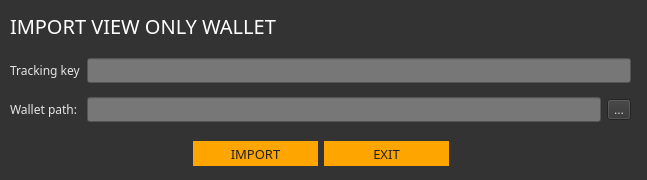
Qt form src/gui/ui/importtracking.ui (ConcealNetwork/conceal-desktop) before a commit.
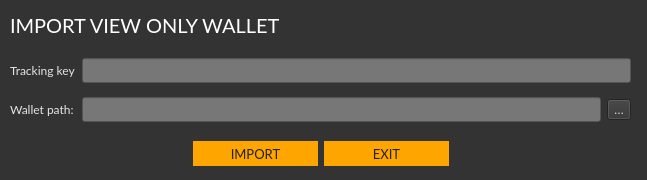
The same form after that commit.

The edit to the form file:
```diff
--- a/src/gui/ui/importtracking.ui
+++ b/src/gui/ui/importtracking.ui
@@ -30,7 +30,7 @@
      <widget class="QLabel" name="label_2">
       <property name="font">
        <font>
-        <family>Poppins</family>
+        <family>Lato</family>
         <pointsize>9</pointsize>
        </font>
       </property>
@@ -49,7 +49,7 @@
       </property>
       <property name="font">
        <font>
-        <family>Poppins</family>
+        <family>Lato</family>
         <pointsize>9</pointsize>
        </font>
       </property>
@@ -77,7 +77,7 @@
       </property>
       <property name="font">
        <font>
-        <family>Poppins</family>
+        <family>Lato</family>
         <pointsize>9</pointsize>
        </font>
       </property>
@@ -92,7 +92,7 @@
      <widget class="QLabel" name="label">
       <property name="font">
        <font>
-        <family>Poppins</family>
+        <family>Lato</family>
         <pointsize>9</pointsize>
        </font>
       </property>
@@ -136,7 +136,7 @@
       </property>
       <property name="font">
        <font>
-        <family>Poppins</family>
+        <family>Lato</family>
         <pointsize>10</pointsize>
        </font>
       </property>
@@ -158,7 +158,7 @@
       </property>
       <property name="font">
        <font>
-        <family>Poppins</family>
+        <family>Lato</family>
         <pointsize>10</pointsize>
        </font>
       </property>
@@ -196,7 +196,7 @@
    </property>
    <property name="font">
     <font>
-     <family>Poppins</family>
+     <family>Lato</family>
      <pointsize>15</pointsize>
     </font>
    </property>
```
